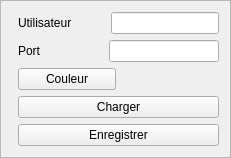
This is optionswindow.ui in Sryther/mini-chat as Qt 5 draws it before an edit. The edited form follows.
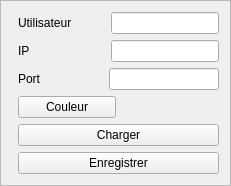
This is the edited form.

Commit message: ajout ip field

```diff
--- a/optionswindow.ui
+++ b/optionswindow.ui
@@ -71,6 +71,33 @@
       </layout>
      </item>
      <item row="2" column="1">
+      <layout class="QHBoxLayout" name="horizontalLayout_5">
+       <item>
+        <widget class="QLabel" name="label_4">
+         <property name="text">
+          <string>IP</string>
+         </property>
+        </widget>
+       </item>
+       <item>
+        <spacer name="horizontalSpacer_3">
+         <property name="orientation">
+          <enum>Qt::Horizontal</enum>
+         </property>
+         <property name="sizeHint" stdset="0">
+          <size>
+           <width>40</width>
+           <height>20</height>
+          </size>
+         </property>
+        </spacer>
+       </item>
+       <item>
+        <widget class="QLineEdit" name="ipField"/>
+       </item>
+      </layout>
+     </item>
+     <item row="3" column="1">
       <layout class="QHBoxLayout" name="horizontalLayout_2">
        <item>
         <widget class="QLabel" name="label_2">
@@ -100,7 +127,7 @@
        </item>
       </layout>
      </item>
-     <item row="3" column="1">
+     <item row="4" column="1">
       <layout class="QHBoxLayout" name="horizontalLayout_3">
        <item>
         <widget class="QPushButton" name="pushButton">
@@ -118,14 +145,14 @@
        </item>
       </layout>
      </item>
-     <item row="4" column="1">
+     <item row="5" column="1">
       <widget class="QPushButton" name="loadButton">
        <property name="text">
         <string>Charger</string>
        </property>
       </widget>
      </item>
-     <item row="5" column="1">
+     <item row="6" column="1">
       <widget class="QPushButton" name="saveButton">
        <property name="text">
         <string>Enregistrer</string>
```
The commit also changes 2 other files.
